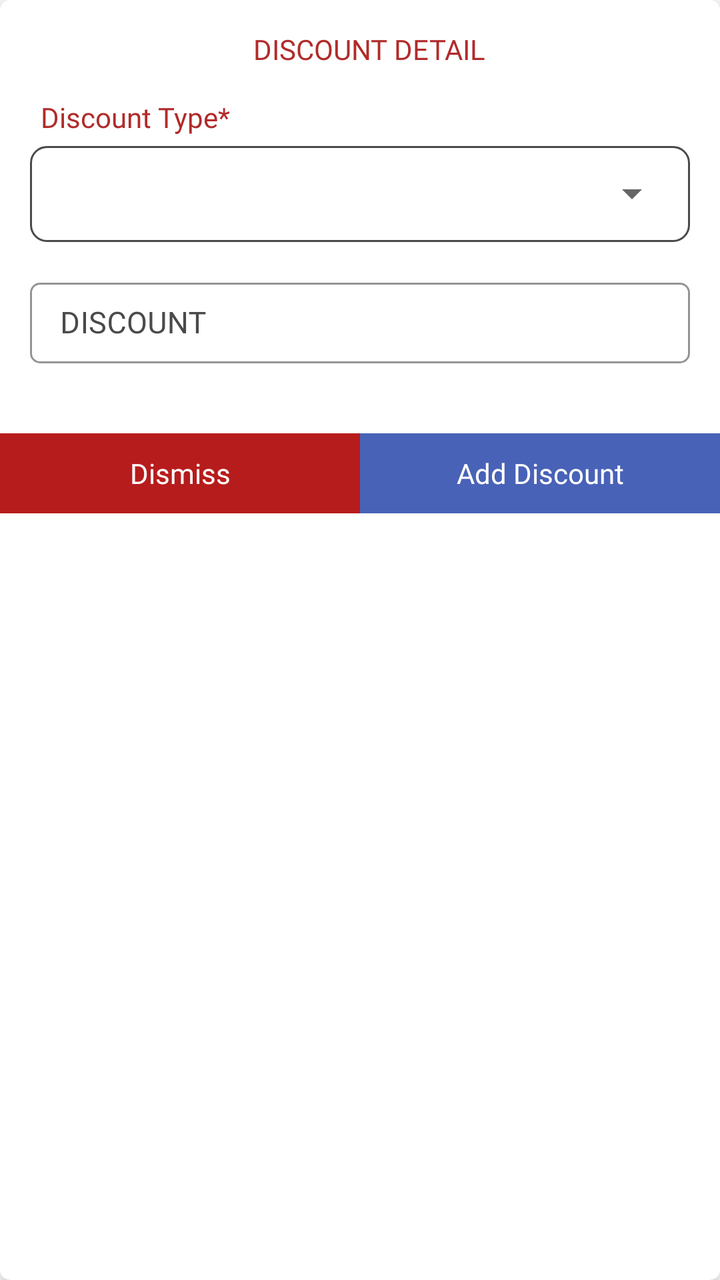
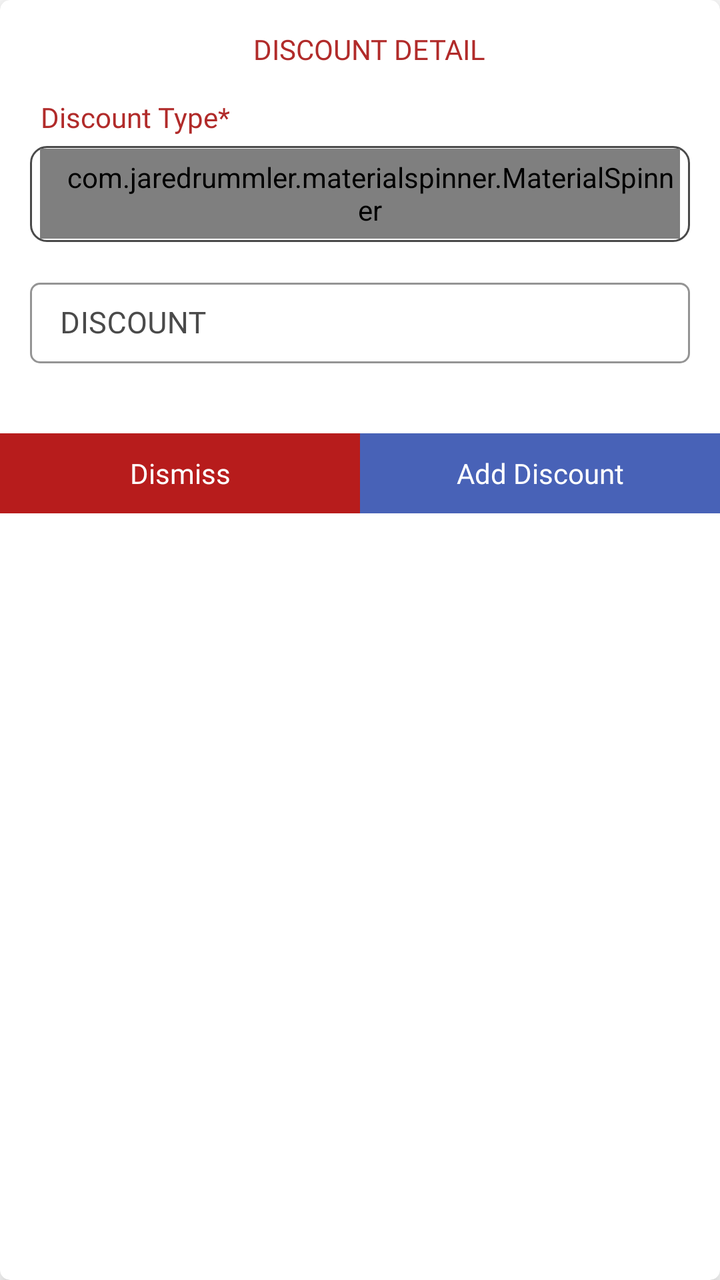

An Android layout rendered at two revisions. The XML below is the earlier revision; the diff shows what the commit changed to produce the second picture.
<!-- AndroidManifest.xml: application theme AppTheme -->
<!-- res/layout/update_discount_dialog.xml -->
<?xml version="1.0" encoding="utf-8"?>
<androidx.cardview.widget.CardView xmlns:android="http://schemas.android.com/apk/res/android"
    xmlns:app="http://schemas.android.com/apk/res-auto"
    android:layout_width="match_parent"
    android:layout_height="wrap_content"
    android:layout_margin="5dp"
    android:elevation="7dp"
    app:cardCornerRadius="5dp"
    app:cardElevation="7dp">

    <LinearLayout
        android:layout_width="match_parent"
        android:layout_height="wrap_content"
        android:orientation="vertical">

        <TextView
            android:layout_width="wrap_content"
            android:layout_height="wrap_content"
            android:layout_gravity="center"
            android:layout_marginStart="5dp"
            android:layout_marginTop="15dp"
            android:fontFamily="@font/poppinsbold"
            android:gravity="center"
            android:paddingStart="10dp"
            android:paddingEnd="10dp"
            android:text="@string/ui_discount_detail"
            android:textColor="@color/textcolor" />

        <TextView
            android:layout_width="wrap_content"
            android:layout_height="wrap_content"
            android:layout_gravity="center|start"
            android:layout_marginStart="20dp"
            android:layout_marginTop="15dp"
            android:layout_marginEnd="15dp"
            android:fontFamily="@font/poppinsregular"
            android:gravity="center"
            android:text="@string/ui_discount_type"
            android:textColor="@color/textcolor" />

        <LinearLayout
            android:layout_width="match_parent"
            android:layout_height="48dp"
            android:layout_marginStart="15dp"
            android:layout_marginTop="5dp"
            android:layout_marginEnd="15dp"
            android:layout_marginBottom="5dp"
            android:background="@drawable/button_rounded_border"
            android:orientation="horizontal">

            <Spinner
                android:id="@+id/discountTypeSpinner"
                android:layout_width="match_parent"
                android:layout_height="45dp"
                android:layout_gravity="center"
                android:layout_margin="5dp"
                android:autofillHints="Select Discount Type"
                android:fontFamily="@font/poppinsregular"
                android:gravity="center|start"
                android:paddingLeft="10dp"
                android:textColor="@color/black"
                android:textSize="15dp" />

        </LinearLayout>

        <com.google.android.material.textfield.TextInputLayout
            android:id="@+id/discountPercentageLayout"
            style="@style/Widget.MaterialComponents.TextInputLayout.OutlinedBox"
            android:layout_width="match_parent"
            android:layout_height="wrap_content"
            android:layout_gravity="center"
            android:layout_marginStart="15dp"
            android:layout_marginTop="10dp"
            android:layout_marginEnd="15dp"
            android:layout_marginBottom="5dp"
            android:gravity="center"
            android:textColorHint="@color/light_black"
            app:boxCornerRadiusBottomEnd="5dp"
            app:boxCornerRadiusBottomStart="5dp"
            app:boxCornerRadiusTopEnd="5dp"
            app:boxCornerRadiusTopStart="5dp"
            app:boxStrokeColor="@color/light_black">

            <com.google.android.material.textfield.TextInputEditText
                android:id="@+id/discountPercentage"
                android:layout_width="match_parent"
                android:layout_height="wrap_content"
                android:drawableTint="@color/light_black"
                android:fontFamily="@font/poppinsregular"
                android:hint="@string/ui_discount"
                android:imeOptions="actionNext"
                android:inputType="numberDecimal"
                android:paddingStart="15dp"
                android:paddingTop="10dp"
                android:paddingEnd="10dp"
                android:paddingBottom="10dp"
                android:singleLine="true"
                android:textColor="@color/black"
                android:textColorHint="@color/light_black"
                android:textSize="15dp" />

        </com.google.android.material.textfield.TextInputLayout>

        <LinearLayout
            android:layout_width="match_parent"
            android:layout_height="wrap_content"
            android:layout_marginTop="30dp"
            android:orientation="horizontal">

            <TextView
                android:id="@+id/dismissDiscountPercentage"
                android:layout_width="match_parent"
                android:layout_height="40dp"
                android:layout_gravity="center"
                android:layout_weight="1"
                android:background="@color/red"
                android:fontFamily="@font/poppinsregular"
                android:gravity="center"
                android:text="@string/ui_dismiss"
                android:textColor="@color/white"
                android:textSize="14dp" />

            <TextView
                android:id="@+id/addDiscountPercentage"
                android:layout_width="match_parent"
                android:layout_height="40dp"
                android:layout_gravity="center"
                android:layout_weight="1"
                android:background="@color/colorPrimary"
                android:fontFamily="@font/poppinsregular"
                android:gravity="center"
                android:text="@string/ui_add_discount"
                android:textColor="@color/white"
                android:textSize="14dp" />

        </LinearLayout>

    </LinearLayout>

</androidx.cardview.widget.CardView>
<!-- resources referenced by this layout -->
<resources>
  <color name="black">#000</color>
  <color name="colorPrimary">#4862b7</color>
  <color name="light_black">#4a4a4a</color>
  <color name="red">#B71C1C</color>
  <color name="textcolor">#b12b2a</color>
  <color name="white">#fff</color>
  <!-- drawable button_rounded_border (drawable) -->
  <?xml version="1.0" encoding="utf-8"?>
  <shape xmlns:android="http://schemas.android.com/apk/res/android">
      <stroke
          android:width="1dp"
          android:color="@color/light_black" />
  
      <corners android:radius="8dp" />
  
  </shape>
  <string name="ui_add_discount">Add Discount</string>
  <string name="ui_discount">DISCOUNT</string>
  <string name="ui_discount_detail">DISCOUNT DETAIL</string>
  <string name="ui_discount_type">Discount Type*</string>
  <string name="ui_dismiss">Dismiss</string>
  <style name="AppTheme" parent="Theme.MaterialComponents.Light.NoActionBar">
          
          <item name="colorPrimary">@color/colorPrimary</item>
          <item name="colorPrimaryDark">@color/colorPrimary</item>
          <item name="colorAccent">@color/colorAccent</item>
          <item name="android:windowIsTranslucent">true</item>
          <item name="windowNoTitle">true</item>
          <item name="windowActionBar">false</item>
  
      </style>
  <color name="colorAccent">#000</color>
</resources>

<!-- the commit's change to res/layout/update_discount_dialog.xml (unified diff, before → after) -->
@@ -48,18 +48,18 @@
             android:background="@drawable/button_rounded_border"
             android:orientation="horizontal">
 
-            <Spinner
+            <com.jaredrummler.materialspinner.MaterialSpinner
                 android:id="@+id/discountTypeSpinner"
                 android:layout_width="match_parent"
                 android:layout_height="45dp"
                 android:layout_gravity="center"
                 android:layout_margin="5dp"
-                android:autofillHints="Select Discount Type"
                 android:fontFamily="@font/poppinsregular"
                 android:gravity="center|start"
-                android:paddingLeft="10dp"
+                android:paddingStart="10dp"
                 android:textColor="@color/black"
-                android:textSize="15dp" />
+                android:textSize="15dp"
+                app:ms_hint="Select Discount Type" />
 
         </LinearLayout>
 
